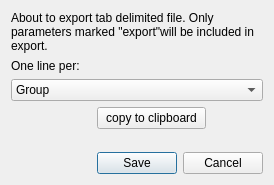
ChrisHal/PMbrowser, file QtPMbrowser/DlgExportMetadata.ui: the form before one commit.
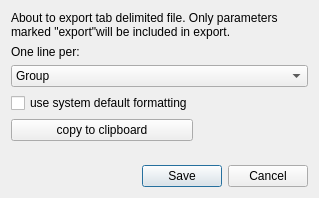
The form after the commit.

Commit message: metadta export: checkbox to select export with system locale

Patch:
```diff
--- a/QtPMbrowser/DlgExportMetadata.ui
+++ b/QtPMbrowser/DlgExportMetadata.ui
@@ -6,15 +6,22 @@
    <rect>
     <x>0</x>
     <y>0</y>
-    <width>274</width>
-    <height>185</height>
+    <width>307</width>
+    <height>198</height>
    </rect>
   </property>
   <property name="windowTitle">
    <string>Export metadata as table</string>
   </property>
-  <layout class="QGridLayout" name="gridLayout" rowstretch="0,0,0,0,0,0,0" columnstretch="0,0,0,0">
-   <item row="5" column="1" colspan="3">
+  <layout class="QGridLayout" name="gridLayout" rowstretch="0,0,0,0,0,0,0,0" columnstretch="0,0,0,0">
+   <item row="1" column="0" colspan="3">
+    <widget class="QLabel" name="label">
+     <property name="text">
+      <string>One line per:</string>
+     </property>
+    </widget>
+   </item>
+   <item row="6" column="1" colspan="3">
     <spacer name="verticalSpacer">
      <property name="orientation">
       <enum>Qt::Vertical</enum>
@@ -27,7 +34,7 @@
      </property>
     </spacer>
    </item>
-   <item row="6" column="1" colspan="3">
+   <item row="7" column="1" colspan="3">
     <widget class="QDialogButtonBox" name="buttonBox">
      <property name="orientation">
       <enum>Qt::Horizontal</enum>
@@ -40,19 +47,6 @@
      </property>
     </widget>
    </item>
-   <item row="4" column="0">
-    <spacer name="horizontalSpacer">
-     <property name="orientation">
-      <enum>Qt::Horizontal</enum>
-     </property>
-     <property name="sizeHint" stdset="0">
-      <size>
-       <width>40</width>
-       <height>20</height>
-      </size>
-     </property>
-    </spacer>
-   </item>
    <item row="2" column="0" colspan="4">
     <widget class="QComboBox" name="comboBoxLevel">
      <item>
@@ -77,13 +71,6 @@
      </item>
     </widget>
    </item>
-   <item row="1" column="0" colspan="3">
-    <widget class="QLabel" name="label">
-     <property name="text">
-      <string>One line per:</string>
-     </property>
-    </widget>
-   </item>
    <item row="0" column="0" colspan="4">
     <widget class="QLabel" name="label_2">
      <property name="text">
@@ -97,13 +84,20 @@
      </property>
     </widget>
    </item>
-   <item row="4" column="1" colspan="2">
+   <item row="4" column="0" colspan="2">
     <widget class="QPushButton" name="pushButtonCopy">
      <property name="text">
       <string>copy to clipboard</string>
      </property>
     </widget>
    </item>
+   <item row="3" column="0" colspan="2">
+    <widget class="QCheckBox" name="checkBoxSystemLocale">
+     <property name="text">
+      <string>use system default formatting</string>
+     </property>
+    </widget>
+   </item>
   </layout>
  </widget>
  <resources/>
```
The commit also changes 3 other files.
